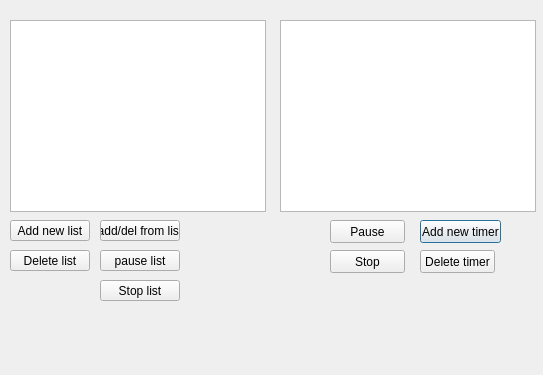
Before: the Qt Designer form lab3_2/timer.ui in AndrikB/2-Course, drawn with Qt 5.
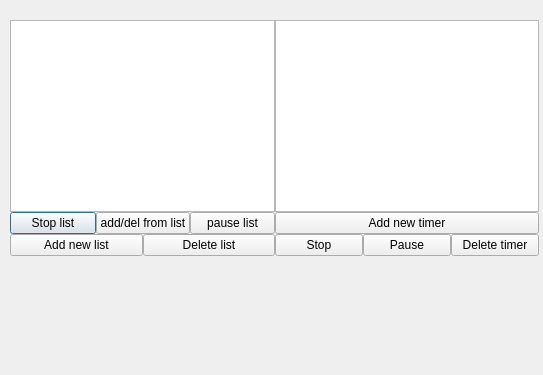
After: the same form once the commit is applied.

Commit message: fixed bug with delete. add good interface in timer

What changed in the file:
```diff
--- a/lab3_2/timer.ui
+++ b/lab3_2/timer.ui
@@ -13,142 +13,143 @@
   <property name="windowTitle">
    <string>Dialog</string>
   </property>
-  <widget class="QListWidget" name="listWidget">
+  <widget class="QWidget" name="">
    <property name="geometry">
     <rect>
-     <x>280</x>
-     <y>20</y>
-     <width>256</width>
-     <height>192</height>
-    </rect>
-   </property>
-  </widget>
-  <widget class="QPushButton" name="add_new">
-   <property name="geometry">
-    <rect>
-     <x>420</x>
-     <y>220</y>
-     <width>81</width>
-     <height>23</height>
-    </rect>
-   </property>
-   <property name="text">
-    <string>Add new timer</string>
-   </property>
-  </widget>
-  <widget class="QPushButton" name="Delete">
-   <property name="geometry">
-    <rect>
-     <x>420</x>
-     <y>250</y>
-     <width>75</width>
-     <height>23</height>
-    </rect>
-   </property>
-   <property name="text">
-    <string>Delete timer</string>
-   </property>
-  </widget>
-  <widget class="QPushButton" name="make_reverse">
-   <property name="geometry">
-    <rect>
-     <x>330</x>
-     <y>250</y>
-     <width>75</width>
-     <height>23</height>
-    </rect>
-   </property>
-   <property name="text">
-    <string>Stop</string>
-   </property>
-  </widget>
-  <widget class="QPushButton" name="pause_continue_button">
-   <property name="geometry">
-    <rect>
-     <x>330</x>
-     <y>220</y>
-     <width>75</width>
-     <height>23</height>
-    </rect>
-   </property>
-   <property name="text">
-    <string>Pause</string>
-   </property>
-  </widget>
-  <widget class="QListWidget" name="listWidget_2">
-   <property name="geometry">
-    <rect>
      <x>10</x>
      <y>20</y>
-     <width>256</width>
-     <height>192</height>
+     <width>529</width>
+     <height>262</height>
     </rect>
    </property>
-  </widget>
-  <widget class="QPushButton" name="add_new_list">
-   <property name="geometry">
-    <rect>
-     <x>10</x>
-     <y>220</y>
-     <width>80</width>
-     <height>21</height>
-    </rect>
-   </property>
-   <property name="text">
-    <string>Add new list</string>
-   </property>
-  </widget>
-  <widget class="QPushButton" name="add_del_from_list">
-   <property name="geometry">
-    <rect>
-     <x>100</x>
-     <y>220</y>
-     <width>80</width>
-     <height>21</height>
-    </rect>
-   </property>
-   <property name="text">
-    <string>add/del from list</string>
-   </property>
-  </widget>
-  <widget class="QPushButton" name="delete_list">
-   <property name="geometry">
-    <rect>
-     <x>10</x>
-     <y>250</y>
-     <width>80</width>
-     <height>21</height>
-    </rect>
-   </property>
-   <property name="text">
-    <string>Delete list</string>
-   </property>
-  </widget>
-  <widget class="QPushButton" name="pause_list">
-   <property name="geometry">
-    <rect>
-     <x>100</x>
-     <y>250</y>
-     <width>80</width>
-     <height>21</height>
-    </rect>
-   </property>
-   <property name="text">
-    <string>pause list</string>
-   </property>
-  </widget>
-  <widget class="QPushButton" name="stop_list">
-   <property name="geometry">
-    <rect>
-     <x>100</x>
-     <y>280</y>
-     <width>80</width>
-     <height>21</height>
-    </rect>
-   </property>
-   <property name="text">
-    <string>Stop list</string>
-   </property>
+   <layout class="QHBoxLayout" name="horizontalLayout_4">
+    <property name="spacing">
+     <number>0</number>
+    </property>
+    <item>
+     <layout class="QVBoxLayout" name="verticalLayout_4">
+      <item>
+       <widget class="QListWidget" name="listWidget_2"/>
+      </item>
+      <item>
+       <layout class="QVBoxLayout" name="verticalLayout_3">
+        <item>
+         <layout class="QHBoxLayout" name="horizontalLayout_3">
+          <item>
+           <widget class="QPushButton" name="stop_list">
+            <property name="text">
+             <string>Stop list</string>
+            </property>
+           </widget>
+          </item>
+          <item>
+           <widget class="QPushButton" name="add_del_from_list">
+            <property name="text">
+             <string>add/del from list</string>
+            </property>
+           </widget>
+          </item>
+          <item>
+           <widget class="QPushButton" name="pause_list">
+            <property name="text">
+             <string>pause list</string>
+            </property>
+           </widget>
+          </item>
+         </layout>
+        </item>
+        <item>
+         <layout class="QHBoxLayout" name="horizontalLayout_2">
+          <item>
+           <widget class="QPushButton" name="add_new_list">
+            <property name="text">
+             <string>Add new list</string>
+            </property>
+           </widget>
+          </item>
+          <item>
+           <widget class="QPushButton" name="delete_list">
+            <property name="text">
+             <string>Delete list</string>
+            </property>
+           </widget>
+          </item>
+         </layout>
+        </item>
+        <item>
+         <spacer name="verticalSpacer">
+          <property name="orientation">
+           <enum>Qt::Vertical</enum>
+          </property>
+          <property name="sizeHint" stdset="0">
+           <size>
+            <width>20</width>
+            <height>0</height>
+           </size>
+          </property>
+         </spacer>
+        </item>
+       </layout>
+      </item>
+     </layout>
+    </item>
+    <item>
+     <layout class="QVBoxLayout" name="verticalLayout_2">
+      <item>
+       <widget class="QListWidget" name="listWidget"/>
+      </item>
+      <item>
+       <layout class="QVBoxLayout" name="verticalLayout">
+        <item>
+         <widget class="QPushButton" name="add_new">
+          <property name="text">
+           <string>Add new timer</string>
+          </property>
+         </widget>
+        </item>
+        <item>
+         <layout class="QHBoxLayout" name="horizontalLayout">
+          <item>
+           <widget class="QPushButton" name="make_reverse">
+            <property name="text">
+             <string>Stop</string>
+            </property>
+           </widget>
+          </item>
+          <item>
+           <widget class="QPushButton" name="pause_continue_button">
+            <property name="text">
+             <string>Pause</string>
+            </property>
+           </widget>
+          </item>
+          <item>
+           <widget class="QPushButton" name="Delete">
+            <property name="text">
+             <string>Delete timer</string>
+            </property>
+           </widget>
+          </item>
+         </layout>
+        </item>
+       </layout>
+      </item>
+      <item>
+       <spacer name="verticalSpacer_2">
+        <property name="orientation">
+         <enum>Qt::Vertical</enum>
+        </property>
+        <property name="sizeHint" stdset="0">
+         <size>
+          <width>20</width>
+          <height>0</height>
+         </size>
+        </property>
+       </spacer>
+      </item>
+     </layout>
+    </item>
+   </layout>
   </widget>
  </widget>
  <resources/>
```
The commit also changes 2 other files.
